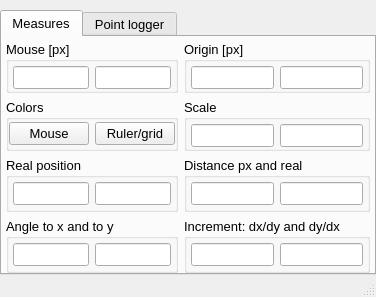
The window that UIs/nMouseInfo.ui (NeutrinoToolkit/Neutrino) describes before a commit, drawn with Qt 5.
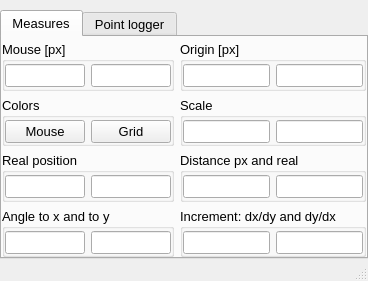
The same window after the commit. Icons and pictures are not drawn.

What changed in the file:
```diff
--- a/UIs/nMouseInfo.ui
+++ b/UIs/nMouseInfo.ui
@@ -6,8 +6,8 @@
    <rect>
     <x>0</x>
     <y>0</y>
-    <width>355</width>
-    <height>267</height>
+    <width>333</width>
+    <height>253</height>
    </rect>
   </property>
   <property name="windowTitle">
@@ -46,13 +46,13 @@
        </attribute>
        <layout class="QGridLayout" name="gridLayout_2" rowstretch="1,1,1,1">
         <property name="leftMargin">
-         <number>4</number>
+         <number>0</number>
         </property>
         <property name="topMargin">
          <number>4</number>
         </property>
         <property name="rightMargin">
-         <number>4</number>
+         <number>0</number>
         </property>
         <property name="bottomMargin">
          <number>0</number>
@@ -67,15 +67,15 @@
           <property name="title">
            <string>Mouse [px]</string>
           </property>
-          <layout class="QGridLayout" name="gridLayout_5" rowstretch="1">
+          <layout class="QGridLayout" name="gridLayout_5" rowstretch="1" columnstretch="1,1">
            <property name="leftMargin">
-            <number>4</number>
+            <number>0</number>
            </property>
            <property name="topMargin">
-            <number>4</number>
+            <number>2</number>
            </property>
            <property name="rightMargin">
-            <number>4</number>
+            <number>0</number>
            </property>
            <property name="bottomMargin">
             <number>0</number>
@@ -120,15 +120,15 @@
           <property name="title">
            <string>Origin [px]</string>
           </property>
-          <layout class="QGridLayout" name="gridLayout_4" rowstretch="1">
+          <layout class="QGridLayout" name="gridLayout_4" rowstretch="1" columnstretch="1,1">
            <property name="leftMargin">
-            <number>4</number>
+            <number>0</number>
            </property>
            <property name="topMargin">
-            <number>4</number>
+            <number>2</number>
            </property>
            <property name="rightMargin">
-            <number>4</number>
+            <number>0</number>
            </property>
            <property name="bottomMargin">
             <number>0</number>
@@ -165,12 +165,12 @@
           <property name="title">
            <string>Colors</string>
           </property>
-          <layout class="QGridLayout" name="gridLayout_11">
+          <layout class="QGridLayout" name="gridLayout_11" columnstretch="1,1">
            <property name="leftMargin">
             <number>0</number>
            </property>
            <property name="topMargin">
-            <number>0</number>
+            <number>2</number>
            </property>
            <property name="rightMargin">
             <number>0</number>
@@ -198,7 +198,7 @@
               </font>
              </property>
              <property name="text">
-              <string>Ruler/grid</string>
+              <string>Grid</string>
              </property>
             </widget>
            </item>
@@ -210,15 +210,15 @@
           <property name="title">
            <string>Scale</string>
           </property>
-          <layout class="QGridLayout" name="gridLayout_10">
+          <layout class="QGridLayout" name="gridLayout_10" columnstretch="1,1">
            <property name="leftMargin">
-            <number>4</number>
+            <number>0</number>
            </property>
            <property name="topMargin">
-            <number>4</number>
+            <number>2</number>
            </property>
            <property name="rightMargin">
-            <number>4</number>
+            <number>0</number>
            </property>
            <property name="bottomMargin">
             <number>0</number>
@@ -242,18 +242,18 @@
           <property name="title">
            <string>Real position</string>
           </property>
-          <layout class="QGridLayout" name="gridLayout_6">
+          <layout class="QGridLayout" name="gridLayout_6" columnstretch="1,1">
            <property name="leftMargin">
-            <number>4</number>
+            <number>0</number>
            </property>
            <property name="topMargin">
-            <number>4</number>
+            <number>2</number>
            </property>
            <property name="rightMargin">
-            <number>4</number>
+            <number>0</number>
            </property>
            <property name="bottomMargin">
-            <number>4</number>
+            <number>0</number>
            </property>
            <item row="0" column="0">
             <widget class="QLineEdit" name="px">
@@ -292,18 +292,18 @@
           <property name="title">
            <string>Distance px and real</string>
           </property>
-          <layout class="QGridLayout" name="gridLayout_9">
+          <layout class="QGridLayout" name="gridLayout_9" columnstretch="1,1">
            <property name="leftMargin">
-            <number>4</number>
+            <number>0</number>
            </property>
            <property name="topMargin">
-            <number>4</number>
+            <number>2</number>
            </property>
            <property name="rightMargin">
-            <number>4</number>
+            <number>0</number>
            </property>
            <property name="bottomMargin">
-            <number>4</number>
+            <number>0</number>
            </property>
            <item row="0" column="0">
             <widget class="QLineEdit" name="dist_px">
@@ -348,18 +348,18 @@
           <property name="title">
            <string>Angle to x and to y</string>
           </property>
-          <layout class="QGridLayout" name="gridLayout_8">
+          <layout class="QGridLayout" name="gridLayout_8" columnstretch="1,1">
            <property name="leftMargin">
-            <number>4</number>
+            <number>0</number>
            </property>
            <property name="topMargin">
-            <number>4</number>
+            <number>2</number>
            </property>
            <property name="rightMargin">
-            <number>4</number>
+            <number>0</number>
            </property>
            <property name="bottomMargin">
-            <number>4</number>
+            <number>0</number>
            </property>
            <item row="0" column="0">
             <widget class="QLineEdit" name="atan_dx_dy">
@@ -404,18 +404,18 @@
           <property name="title">
            <string>Increment: dx/dy and dy/dx</string>
           </property>
-          <layout class="QGridLayout" name="gridLayout_7">
+          <layout class="QGridLayout" name="gridLayout_7" columnstretch="1,1">
            <property name="leftMargin">
-            <number>4</number>
+            <number>0</number>
            </property>
            <property name="topMargin">
-            <number>4</number>
+            <number>2</number>
            </property>
            <property name="rightMargin">
-            <number>4</number>
+            <number>0</number>
            </property>
            <property name="bottomMargin">
-            <number>4</number>
+            <number>0</number>
            </property>
            <item row="0" column="0">
             <widget class="QLineEdit" name="dx_dy">
```
Left out of the diff: 5 changed lines with no effect on the pictures.
